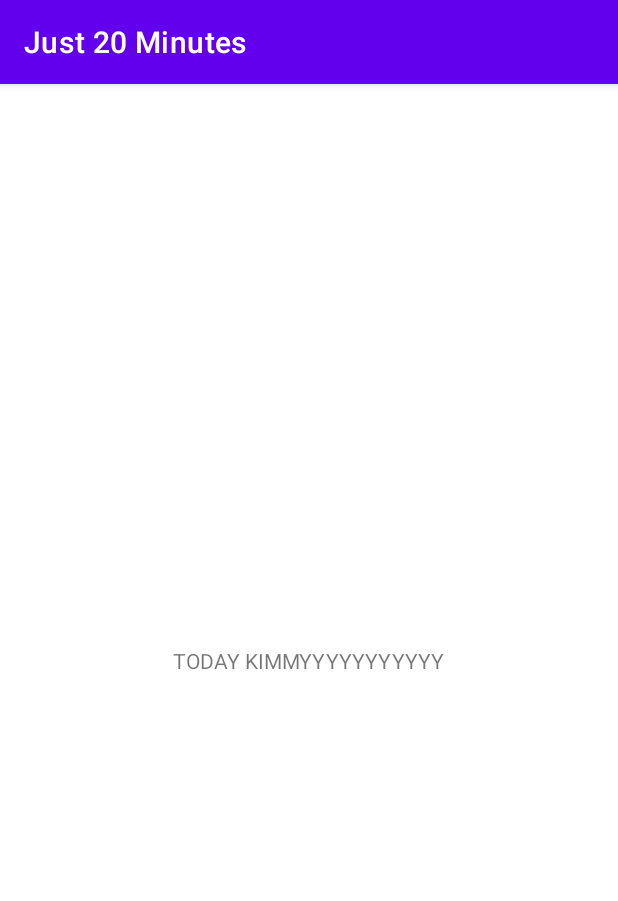
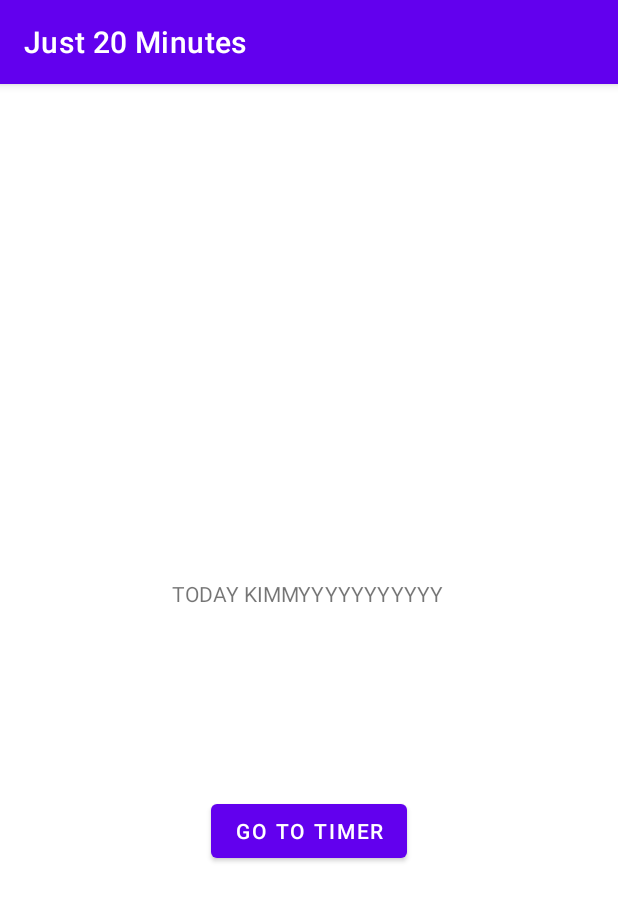
Before and after one commit to sc71/Just20Minutes-1, an Android app: the screen it shows after launch (MainActivity), on a phone screen of 412 x 824 dp. Shown: the top 901 px of the screen. Run offline under Robolectric (Android 15) with nearby library versions, the phone set to English and light mode, and no system bars.

Commit message:
button to new screen working, but no timer

```diff
--- a/app/src/main/java/com/example/just20minutes/MainActivity.kt
+++ b/app/src/main/java/com/example/just20minutes/MainActivity.kt
@@ -1,11 +1,19 @@
 package com.example.just20minutes
 
+import android.content.Intent
 import androidx.appcompat.app.AppCompatActivity
 import android.os.Bundle
+import android.widget.Button
 
 class MainActivity : AppCompatActivity() {
     override fun onCreate(savedInstanceState: Bundle?) {
         super.onCreate(savedInstanceState)
         setContentView(R.layout.activity_main)
+
+        val goToTimerButton = findViewById<Button>(R.id.goToTimerButton)
+        goToTimerButton.setOnClickListener{
+            val intent = Intent(this,TwentyMinuteTimer::class.java)
+            startActivity(intent)
+        }
     }
 }
--- a/app/src/main/res/layout/activity_main.xml
+++ b/app/src/main/res/layout/activity_main.xml
@@ -12,8 +12,21 @@
         android:layout_height="wrap_content"
         android:text="TODAY KIMMYYYYYYYYYYY"
         app:layout_constraintBottom_toBottomOf="parent"
+        app:layout_constraintHorizontal_bias="0.497"
         app:layout_constraintLeft_toLeftOf="parent"
         app:layout_constraintRight_toRightOf="parent"
-        app:layout_constraintTop_toTopOf="parent" />
+        app:layout_constraintTop_toTopOf="parent"
+        app:layout_constraintVertical_bias="0.441" />
+
+    <Button
+        android:id="@+id/goToTimerButton"
+        android:layout_width="wrap_content"
+        android:layout_height="wrap_content"
+        android:text="Go to Timer"
+        app:layout_constraintBottom_toBottomOf="parent"
+        app:layout_constraintEnd_toEndOf="parent"
+        app:layout_constraintStart_toStartOf="parent"
+        app:layout_constraintTop_toBottomOf="@+id/textView"
+        app:layout_constraintVertical_bias="0.337" />
 
 </androidx.constraintlayout.widget.ConstraintLayout>
```
